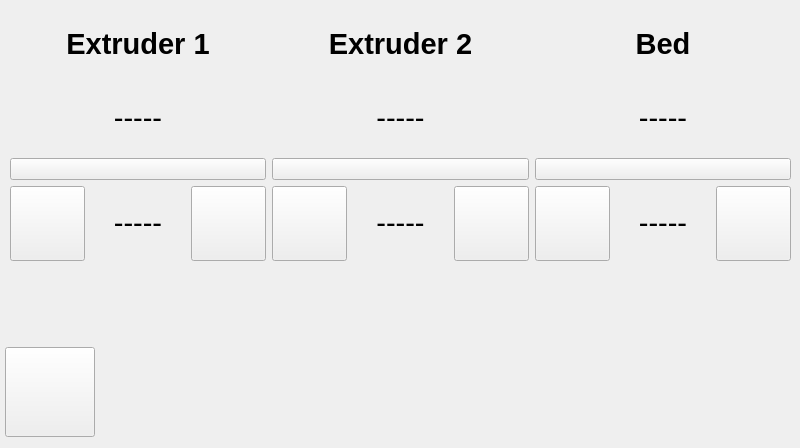
Above: ClientApp/qt/temperaturepage_qt.ui from re3Dprinting/touchscreen before the change. Below: the same form after it.
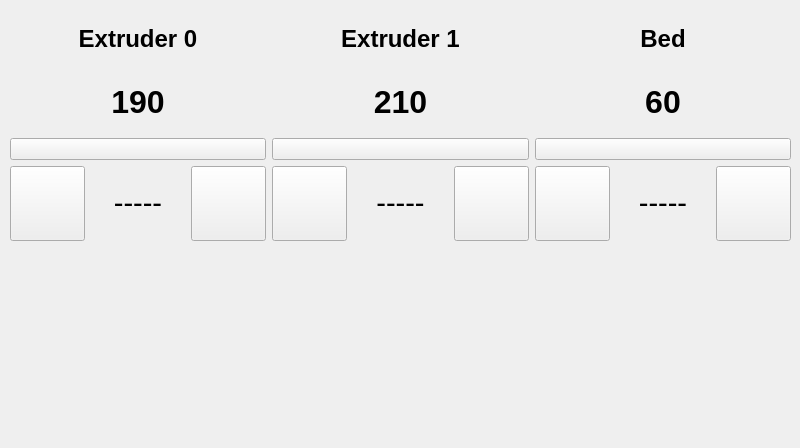
That is the form after the change. Icons and pictures are not drawn.

Commit message: Fix geometry on active and not-active widgets.

Diff of the .ui file:
```diff
--- a/ClientApp/qt/temperaturepage_qt.ui
+++ b/ClientApp/qt/temperaturepage_qt.ui
@@ -22,10 +22,10 @@
   <widget class="QWidget" name="widget" native="true">
    <property name="geometry">
     <rect>
-     <x>150</x>
+     <x>20</x>
      <y>250</y>
-     <width>651</width>
-     <height>191</height>
+     <width>781</width>
+     <height>171</height>
     </rect>
    </property>
    <layout class="QGridLayout" name="gridLayout">
@@ -52,10 +52,16 @@
      <x>10</x>
      <y>10</y>
      <width>781</width>
-     <height>251</height>
+     <height>231</height>
     </rect>
    </property>
    <layout class="QVBoxLayout" name="verticalLayout">
+    <property name="topMargin">
+     <number>0</number>
+    </property>
+    <property name="bottomMargin">
+     <number>0</number>
+    </property>
     <item>
      <layout class="QHBoxLayout" name="upper">
       <item>
@@ -63,14 +69,14 @@
         <item>
          <widget class="QLabel" name="e1label">
           <property name="text">
-           <string>&lt;html&gt;&lt;head/&gt;&lt;body&gt;&lt;p align=&quot;center&quot;&gt;&lt;span style=&quot; font-size:22pt; font-weight:600;&quot;&gt;Extruder 1&lt;/span&gt;&lt;/p&gt;&lt;/body&gt;&lt;/html&gt;</string>
+           <string>&lt;html&gt;&lt;head/&gt;&lt;body&gt;&lt;p align=&quot;center&quot;&gt;&lt;span style=&quot; font-size:18pt; font-weight:600;&quot;&gt;Extruder 0&lt;/span&gt;&lt;/p&gt;&lt;/body&gt;&lt;/html&gt;</string>
           </property>
          </widget>
         </item>
         <item>
          <widget class="QLabel" name="e1temp">
           <property name="text">
-           <string>&lt;html&gt;&lt;head/&gt;&lt;body&gt;&lt;p align=&quot;center&quot;&gt;&lt;span style=&quot; font-size:22pt;&quot;&gt;-----&lt;/span&gt;&lt;/p&gt;&lt;/body&gt;&lt;/html&gt;</string>
+           <string>&lt;html&gt;&lt;head/&gt;&lt;body&gt;&lt;p align=&quot;center&quot;&gt;&lt;span style=&quot; font-size:24pt; font-weight:600;&quot;&gt;190&lt;/span&gt;&lt;/p&gt;&lt;/body&gt;&lt;/html&gt;</string>
           </property>
          </widget>
         </item>
@@ -85,8 +91,8 @@
           </property>
           <property name="iconSize">
            <size>
-            <width>100</width>
-            <height>100</height>
+            <width>80</width>
+            <height>80</height>
            </size>
           </property>
          </widget>
@@ -98,14 +104,14 @@
         <item>
          <widget class="QLabel" name="e2label">
           <property name="text">
-           <string>&lt;html&gt;&lt;head/&gt;&lt;body&gt;&lt;p align=&quot;center&quot;&gt;&lt;span style=&quot; font-size:22pt; font-weight:600;&quot;&gt;Extruder 2&lt;/span&gt;&lt;/p&gt;&lt;/body&gt;&lt;/html&gt;</string>
+           <string>&lt;html&gt;&lt;head/&gt;&lt;body&gt;&lt;p align=&quot;center&quot;&gt;&lt;span style=&quot; font-size:18pt; font-weight:600;&quot;&gt;Extruder 1&lt;/span&gt;&lt;/p&gt;&lt;/body&gt;&lt;/html&gt;</string>
           </property>
          </widget>
         </item>
         <item>
          <widget class="QLabel" name="e2temp">
           <property name="text">
-           <string>&lt;html&gt;&lt;head/&gt;&lt;body&gt;&lt;p align=&quot;center&quot;&gt;&lt;span style=&quot; font-size:22pt;&quot;&gt;-----&lt;/span&gt;&lt;/p&gt;&lt;/body&gt;&lt;/html&gt;</string>
+           <string>&lt;html&gt;&lt;head/&gt;&lt;body&gt;&lt;p align=&quot;center&quot;&gt;&lt;span style=&quot; font-size:24pt; font-weight:600;&quot;&gt;210&lt;/span&gt;&lt;/p&gt;&lt;/body&gt;&lt;/html&gt;</string>
           </property>
          </widget>
         </item>
@@ -120,8 +126,8 @@
           </property>
           <property name="iconSize">
            <size>
-            <width>100</width>
-            <height>100</height>
+            <width>80</width>
+            <height>80</height>
            </size>
           </property>
          </widget>
@@ -133,14 +139,14 @@
         <item>
          <widget class="QLabel" name="bedlabel">
           <property name="text">
-           <string>&lt;html&gt;&lt;head/&gt;&lt;body&gt;&lt;p align=&quot;center&quot;&gt;&lt;span style=&quot; font-size:22pt; font-weight:600;&quot;&gt;Bed&lt;/span&gt;&lt;/p&gt;&lt;/body&gt;&lt;/html&gt;</string>
+           <string>&lt;html&gt;&lt;head/&gt;&lt;body&gt;&lt;p align=&quot;center&quot;&gt;&lt;span style=&quot; font-size:18pt; font-weight:600;&quot;&gt;Bed&lt;/span&gt;&lt;/p&gt;&lt;/body&gt;&lt;/html&gt;</string>
           </property>
          </widget>
         </item>
         <item>
          <widget class="QLabel" name="bedtemp">
           <property name="text">
-           <string>&lt;html&gt;&lt;head/&gt;&lt;body&gt;&lt;p align=&quot;center&quot;&gt;&lt;span style=&quot; font-size:22pt;&quot;&gt;-----&lt;/span&gt;&lt;/p&gt;&lt;/body&gt;&lt;/html&gt;</string>
+           <string>&lt;html&gt;&lt;head/&gt;&lt;body&gt;&lt;p align=&quot;center&quot;&gt;&lt;span style=&quot; font-size:24pt; font-weight:600;&quot;&gt;60&lt;/span&gt;&lt;/p&gt;&lt;/body&gt;&lt;/html&gt;</string>
           </property>
          </widget>
         </item>
@@ -155,8 +161,8 @@
           </property>
           <property name="iconSize">
            <size>
-            <width>100</width>
-            <height>100</height>
+            <width>80</width>
+            <height>80</height>
            </size>
           </property>
          </widget>
@@ -357,6 +363,9 @@
      <height>100</height>
     </size>
    </property>
+   <property name="styleSheet">
+    <string notr="true">QPushButton { background: rgba(255,255,255,0); outline: none; border: none; } QPushButton:checked{background: rgba(255,255,255,0); outline: none; border: none;} QPushButton:pressed { background: rgba(0,0,0,0.1); outline: none; border: none; }</string>
+   </property>
    <property name="text">
     <string/>
    </property>
```
Left out of the diff: 4 changed lines with no effect on the pictures. The commit also changes 4 other files.
